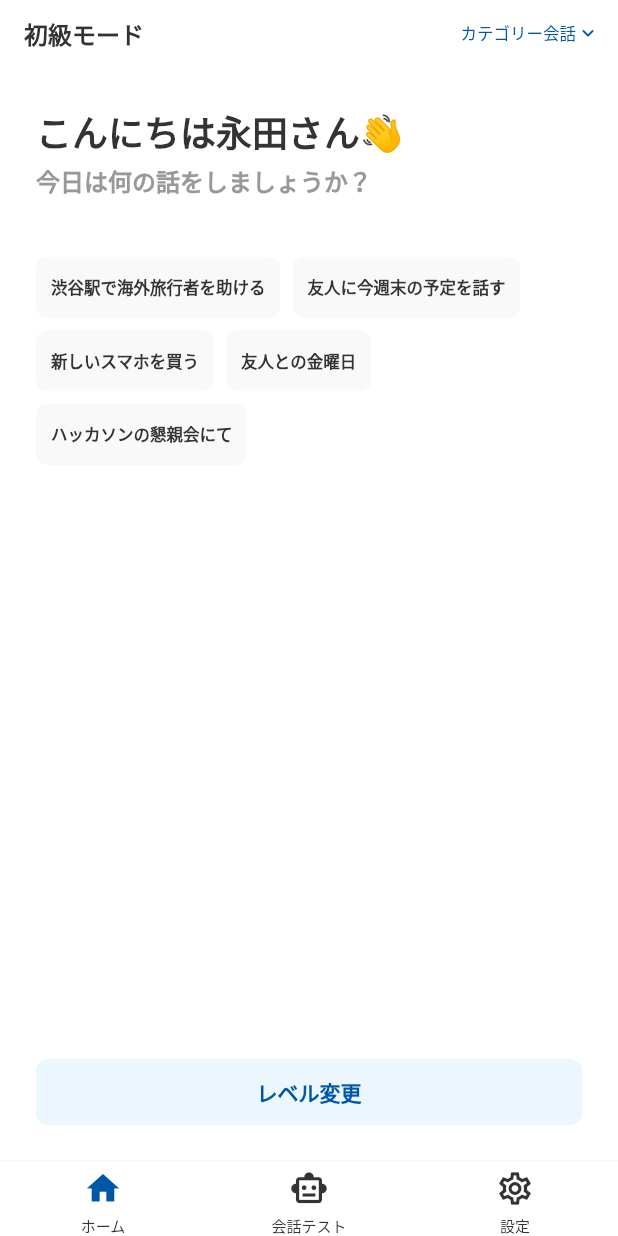
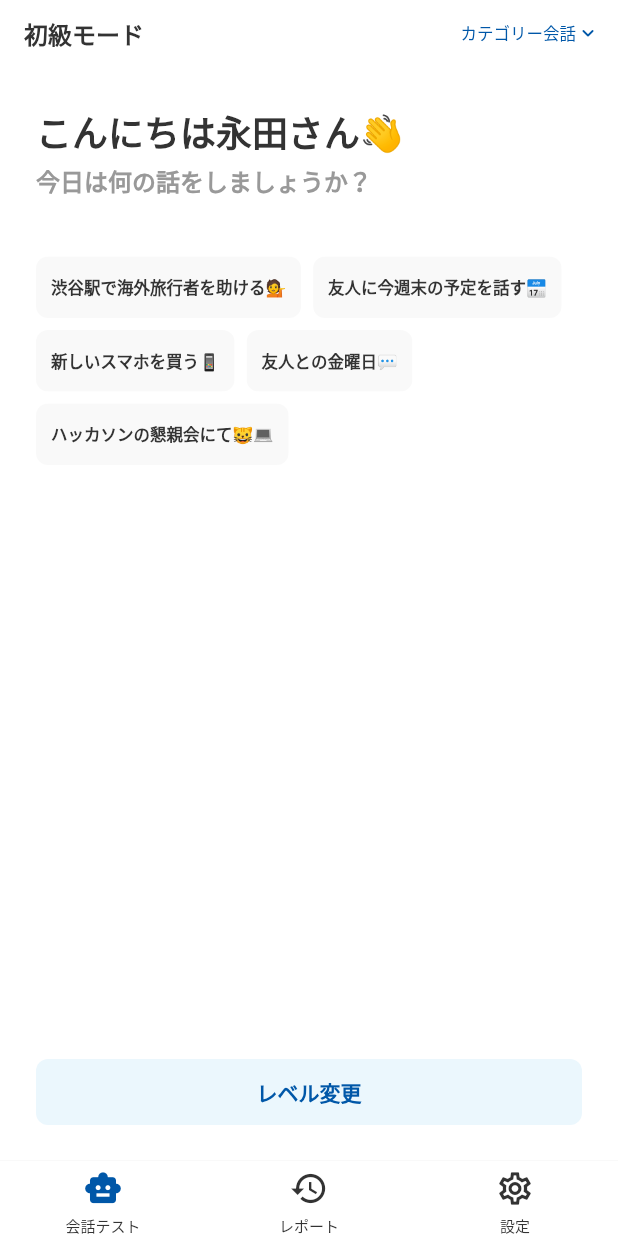
Before and after one commit to nagacotaco/team-tasan-tech, a Flutter app: the BottomNavigationPageController screen opened by its route, on a phone screen of 412 x 824 dp. Run offline on Flutter 3.47's test engine with Material 2 defaults, Android fonts, the light colour scheme and no system bars; our stand-ins replace cloud_firestore, firebase_auth, firebase_core, flutter_riverpod, freezed_annotation, get_it and 2 more; missing offline and left inert: dart_openai; accounts and stored records are empty; generated files the repository leaves out were written again; Roboto replaces fonts that are missing (LineSeed).

Commit message:
♻️GPTモデルチェンジ、絵文字追加、ボトムナビゲーション追加

```diff
--- a/lib/app/app_strings.dart
+++ b/lib/app/app_strings.dart
@@ -53,12 +53,12 @@ Rate my English sentence. The score should be an integer between 0 and 100. If t
 
 # My initial statement: “Hello.”
 
-# Output Format:
+# Output Format(Json):
 {
-	"correct": "output text",
-	"reason": "output text",
-	"res": "output text",
-  "score": output int,
+"correct": "output text",
+"reason": "output text",
+"res": "output text",
+"score": output int
 }
 ''';
 }
--- a/lib/features/chat/infrastructure/chat_gpt_repository.dart
+++ b/lib/features/chat/infrastructure/chat_gpt_repository.dart
@@ -6,7 +6,7 @@ class ChatGptRepository implements ChatGptRepo {
   Future<OpenAIChatCompletionModel> sendMessage(
       List<OpenAIChatCompletionChoiceMessageModel> messages) async {
     return await OpenAI.instance.chat.create(
-      model: 'gpt-3.5-turbo',
+      model: 'gpt-4',
       messages: messages,
     );
   }
--- a/lib/features/home/domain/enum/themes.dart
+++ b/lib/features/home/domain/enum/themes.dart
@@ -23,15 +23,15 @@ enum Themes {
   String get keyStringJp {
     switch (this) {
       case Themes.shibuya:
-        return '渋谷駅で海外旅行者を助ける';
+        return '渋谷駅で海外旅行者を助ける💁';
       case Themes.weekend:
-        return '友人に今週末の予定を話す';
+        return '友人に今週末の予定を話す📅';
       case Themes.phone:
-        return '新しいスマホを買う';
+        return '新しいスマホを買う📱';
       case Themes.friend:
-        return '友人との金曜日';
+        return '友人との金曜日💬';
       case Themes.hackathon:
-        return 'ハッカソンの懇親会にて';
+        return 'ハッカソンの懇親会にて🐱‍💻';
     }
   }
 }
--- a/lib/features/home/presentation/screens/bottom_navigation_page_controller.dart
+++ b/lib/features/home/presentation/screens/bottom_navigation_page_controller.dart
@@ -1,6 +1,5 @@
 import 'package:flutter/material.dart';
 import 'package:flutter_riverpod/flutter_riverpod.dart';
-import 'package:team_tasan_tech/features/chat/presentation/chat_page.dart';
 
 import '../../../../shared/widgets/app_bottom_navigation.dart';
 import '../../../account/presentation/account_page.dart';
@@ -43,8 +42,6 @@ class _BottomNavigationPageControllerState
     switch (_currentIndex) {
       case 0:
         return const HomePage();
-      case 1:
-        return const ChatPage();
       case 2:
         return const AccountPage();
       default:
--- a/lib/shared/widgets/app_bottom_navigation.dart
+++ b/lib/shared/widgets/app_bottom_navigation.dart
@@ -1,4 +1,5 @@
 import 'package:flutter/material.dart';
+
 import '../../main.dart';
 
 class AppBottomNavigation extends StatelessWidget {
@@ -14,22 +15,23 @@ class AppBottomNavigation extends StatelessWidget {
     return NavigationBar(
       destinations: [
         NavigationDestination(
-            icon: const Icon(Icons.home_outlined),
-            label: 'ホーム',
-            selectedIcon:
-                Icon(Icons.home, color: $styles.colors.keyColor.primary)),
-        NavigationDestination(
           icon: const Icon(Icons.smart_toy_outlined),
           label: '会話テスト',
           selectedIcon:
               Icon(Icons.smart_toy, color: $styles.colors.keyColor.primary),
         ),
         NavigationDestination(
+          icon: const Icon(Icons.history_outlined),
+          label: 'レポート',
+          selectedIcon:
+              Icon(Icons.history, color: $styles.colors.keyColor.primary),
+        ),
+        NavigationDestination(
           icon: const Icon(Icons.settings_outlined),
           label: '設定',
           selectedIcon:
               Icon(Icons.settings, color: $styles.colors.keyColor.primary),
-        )
+        ),
       ],
       selectedIndex: currentIndex,
       onDestinationSelected: (index) => onTapped(index),
```
